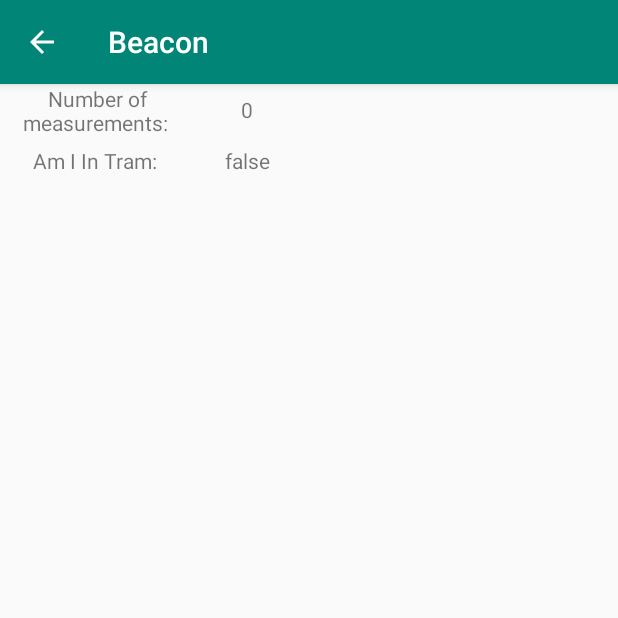
After one commit to PostAdam/TramBeaconApp, an Android app: the TramTravelDetectionActivity screen opened directly, with no data from a screen before it, on a phone screen of 412 x 824 dp, the top half of it. The commit adds this screen. Run offline under Robolectric (Android 15) with nearby library versions, the phone set to English and light mode, and no system bars; 2 statements that could not run were skipped.

Commit message:
added activity for tram travel detection

```diff
--- a/app/src/main/java/com/pp/beacon/MainActivity.java
+++ b/app/src/main/java/com/pp/beacon/MainActivity.java
@@ -75,6 +75,10 @@ public class MainActivity extends AppCompatActivity {
         startActivity(new Intent(this, SensorsActivity.class));
     }
 
+    public void switchActivityToDetection(View view) {
+        startActivity(new Intent(this, TramTravelDetectionActivity.class));
+    }
+
     // endregion
 
     // region Auxiliary Methods
--- /dev/null
+++ b/app/src/main/java/com/pp/beacon/TramTravelDetectionActivity.java
@@ -0,0 +1,265 @@
+package com.pp.beacon;
+
+import android.content.Context;
+import android.content.SharedPreferences;
+import android.content.pm.PackageManager;
+import android.hardware.Sensor;
+import android.hardware.SensorEvent;
+import android.hardware.SensorEventListener;
+import android.hardware.SensorManager;
+import android.location.Location;
+import android.location.LocationListener;
+import android.location.LocationManager;
+import android.net.ConnectivityManager;
+import android.net.NetworkInfo;
+import android.os.AsyncTask;
+import android.os.Bundle;
+import android.os.Handler;
+import android.support.v4.content.ContextCompat;
+import android.support.v7.app.AppCompatActivity;
+import android.util.Log;
+import android.view.MenuItem;
+import android.widget.TextView;
+import android.widget.Toast;
+
+import com.google.gson.Gson;
+import com.google.gson.internal.LinkedTreeMap;
+import com.pp.model.BeaconData;
+import com.pp.model.BeaconToken;
+import com.pp.model.SensorReadingBase;
+import com.pp.retrofit.BeaconTokenService;
+import com.pp.retrofit.RetrofitClientInstance;
+import com.pp.retrofit.SensorsReadingService;
+import com.pp.services.BluetoothService;
+import com.pp.services.FileService;
+
+import java.net.URI;
+import java.sql.Timestamp;
+import java.util.ArrayList;
+import java.util.Date;
+import java.util.List;
+import java.util.Timer;
+import java.util.TimerTask;
+
+import okhttp3.MediaType;
+import okhttp3.RequestBody;
+import retrofit2.Call;
+import retrofit2.Callback;
+import retrofit2.Response;
+
+public class TramTravelDetectionActivity extends AppCompatActivity implements SensorEventListener {
+    // region Privates
+
+    private SensorManager sensorManager;
+
+    private SensorReadingBase sensorReading;
+    private BeaconData beaconData;
+    private TextView postCounterTextView;
+    private TextView amIInTramTextView;
+    private final String raspberryMacAddress = "00:34:DA:42:FC:5F";
+    //    private final String raspberryMacAddress = "CC:94:9A:0F:8F:B1";
+    private int postCounter = 0;
+    private boolean amIInTram = false;
+
+    private static final String JWT_PREFERENCES = "jwtPreferences";
+    private static final String TOKEN_FIELD = "token";
+    private SharedPreferences preferences;
+
+    // endregion
+
+    @Override
+    protected void onCreate(Bundle savedInstanceState) {
+        super.onCreate(savedInstanceState);
+        setContentView(R.layout.activity_tram_travel_detection);
+
+        sensorReading = new SensorReadingBase();
+        preferences = getSharedPreferences(JWT_PREFERENCES, MODE_PRIVATE);
+        postCounterTextView = findViewById(R.id.postCounter);
+        amIInTramTextView = findViewById(R.id.amIInTram);
+        postCounterTextView.setText(String.valueOf(postCounter));
+        amIInTramTextView.setText(String.valueOf(amIInTram));
+
+        BeaconTokenService service = RetrofitClientInstance.getRetrofitInstance().create(BeaconTokenService.class);
+        String token = "Bearer " + preferences.getString(TOKEN_FIELD, "");
+        Call<List<BeaconToken>> call = service.getAllBeaconTokens(token);
+        call.enqueue(new Callback<List<BeaconToken>>() {
+            @Override
+            public void onResponse(Call<List<BeaconToken>> call, Response<List<BeaconToken>> response) {
+                List<BeaconToken> beaconTokens = response.body();
+                URI fileUri = FileService.createAndWriteFile(getApplicationContext().getCacheDir(), "beaconTokens", BeaconToken.tokensToString(beaconTokens));
+                BluetoothService bluetoothService = new BluetoothService(raspberryMacAddress, fileUri);
+            }
+
+            @Override
+            public void onFailure(Call<List<BeaconToken>> call, Throwable t) {
+                Toast.makeText(TramTravelDetectionActivity.this, "Failed to fetch tokens!", Toast.LENGTH_LONG).show();
+            }
+        });
+
+        setUpBackButton();
+        setUpSensors();
+        setUpLocalization();
+
+        try {
+            beaconData = (BeaconData) MainActivity.beaconList.getAdapter().getItem(0);
+        } catch (Exception ex) {
+            Log.e("Beacon", ex.getMessage());
+            beaconData = new BeaconData("No Beacon here", "");
+        }
+
+        if (isNetworkConnectionEnabled()) {
+            callAsynchronousTask();
+        }
+    }
+
+    @Override
+    protected void onStart() {
+        super.onStart();
+    }
+
+    @Override
+    public boolean onOptionsItemSelected(MenuItem item) {
+        int id = item.getItemId();
+
+        if (id == android.R.id.home) {
+            this.finish();
+        }
+
+        return super.onOptionsItemSelected(item);
+    }
+
+    @Override
+    public void onSensorChanged(SensorEvent event) {
+        if (event.sensor.getType() == Sensor.TYPE_ACCELEROMETER) {
+            sensorReading.setAccelerometerValues(event.values);
+        }
+        if (event.sensor.getType() == Sensor.TYPE_GYROSCOPE) {
+            sensorReading.setGyroscopeValues(event.values);
+        }
+    }
+
+    @Override
+    public void onAccuracyChanged(Sensor sensor, int accuracy) {
+    }
+
+    @Override
+    protected void onDestroy() {
+        super.onDestroy();
+        sensorManager.unregisterListener(this);
+    }
+
+    private boolean isNetworkConnectionEnabled() {
+        ConnectivityManager connMgr = (ConnectivityManager)
+                getSystemService(Context.CONNECTIVITY_SERVICE);
+
+        NetworkInfo networkInfo = connMgr.getActiveNetworkInfo();
+        return networkInfo != null && networkInfo.isConnected();
+    }
+
+    private void callAsynchronousTask() {
+        final Handler handler = new Handler();
+        Timer timer = new Timer();
+        TimerTask doAsynchronousTask = new TimerTask() {
+            @Override
+            public void run() {
+                handler.post(new Runnable() {
+                    public void run() {
+                        try {
+                            TramTravelDetectionActivity.HTTPAsyncTask task = new TramTravelDetectionActivity.HTTPAsyncTask();
+                            task.execute();
+                        } catch (Exception e) {
+                            e.printStackTrace();
+                        }
+                    }
+                });
+            }
+        };
+        // TODO: set delay and period
+        timer.schedule(doAsynchronousTask, 3000, 5000); //execute in every 5000 ms
+    }
+
+    private void setUpBackButton() {
+        getSupportActionBar().setDisplayShowHomeEnabled(true);
+        getSupportActionBar().setDisplayHomeAsUpEnabled(true);
+    }
+
+    private void setUpSensors() {
+        sensorManager = (SensorManager) getSystemService(SENSOR_SERVICE);
+        sensorManager.registerListener(this, sensorManager.getDefaultSensor(Sensor.TYPE_ACCELEROMETER), SensorManager.SENSOR_DELAY_NORMAL);
+        sensorManager.registerListener(this, sensorManager.getDefaultSensor(Sensor.TYPE_GYROSCOPE), SensorManager.SENSOR_DELAY_NORMAL);
+    }
+
+    private void setUpLocalization() {
+        LocationManager locationManager;
+        if (ContextCompat.checkSelfPermission(getApplicationContext(), android.Manifest.permission.ACCESS_FINE_LOCATION) != PackageManager.PERMISSION_GRANTED) {
+            return;
+        }
+        try {
+            locationManager = (LocationManager) getApplicationContext().getSystemService(LOCATION_SERVICE);
+            boolean isGPSEnabled = locationManager.isProviderEnabled(LocationManager.GPS_PROVIDER);
+            if (isGPSEnabled) {
+                locationManager.requestLocationUpdates(LocationManager.GPS_PROVIDER, 5000, 1, new TramTravelDetectionActivity.PhoneLocationListener());
+            }
+        } catch (Exception e) {
+            e.printStackTrace();
+        }
+    }
+
+    private class PhoneLocationListener implements LocationListener {
+        @Override
+        public void onLocationChanged(Location loc) {
+            sensorReading.setLatitude(loc.getLatitude());
+            sensorReading.setLongitude(loc.getLongitude());
+        }
+
+        @Override
+        public void onProviderDisabled(String provider) {
+        }
+
+        @Override
+        public void onProviderEnabled(String provider) {
+        }
+
+        @Override
+        public void onStatusChanged(String provider, int status, Bundle extras) {
+        }
+    }
+
+    private class HTTPAsyncTask extends AsyncTask<Void, Void, Void> {
+        @Override
+        protected Void doInBackground(Void... voids) {
+            HttpPostPackage();
+            return null;
+        }
+    }
+
+    private void HttpPostPackage() {
+        sensorReading.setNearestBeaconId(beaconData.getBeaconId());
+        sensorReading.setTimeStamp(new Timestamp(new Date().getTime()));
+        ArrayList<SensorReadingBase> readings = new ArrayList<>();
+        readings.add(sensorReading);
+
+        String json = new Gson().toJson(readings);
+        RequestBody body = RequestBody.create(MediaType.parse("application/json; charset=utf-8"), json);
+        SensorsReadingService service = RetrofitClientInstance.getRetrofitInstance().create(SensorsReadingService.class);
+        String token = "Bearer " + preferences.getString(TOKEN_FIELD, "");
+        Call<Object> call = service.amIInTram(body, token);
+        call.enqueue(new Callback<Object>() {
+            @Override
+            public void onResponse(Call<Object> call, Response<Object> response) {
+                if (response.code() == 200) {
+                    amIInTram = ((LinkedTreeMap<String, Boolean>) (response.body())).get("amIInTram");
+                    postCounterTextView.setText(String.valueOf(++postCounter));
+                    amIInTramTextView.setText(String.valueOf(amIInTram));
+                } else {
+                    Toast.makeText(TramTravelDetectionActivity.this, "Failed while sending readings with error code " + response.code(), Toast.LENGTH_LONG).show();
+                }
+            }
+
+            @Override
+            public void onFailure(Call<Object> call, Throwable t) {
+                Toast.makeText(TramTravelDetectionActivity.this, "Failed while sending readings", Toast.LENGTH_LONG).show();
+            }
+        });
+    }
+}
--- /dev/null
+++ b/app/src/main/java/com/pp/model/SensorReadingBase.java
@@ -0,0 +1,92 @@
+package com.pp.model;
+
+import java.io.Serializable;
+import java.sql.Timestamp;
+
+import lombok.Getter;
+
+@Getter
+public class SensorReadingBase implements Serializable {
+    protected String NearestBeaconId;
+    private Timestamp timeStamp;
+    protected double aX;
+    protected double aY;
+    protected double aZ;
+    protected String accelerometerUnit = "m/s^2";
+    protected double gX;
+    protected double gY;
+    protected double gZ;
+    protected String GyroscopeUnit = "rad/s";
+    protected double latitude;
+    protected double longitude;
+    protected String locationUnit = "dd";
+
+    public void setNearestBeaconId(String nearestBeaconId) {
+        NearestBeaconId = nearestBeaconId;
+    }
+
+    public void setaX(double aX) {
+        this.aX = formatDouble(aX);
+    }
+
+    public void setaY(double aY) {
+        this.aY = formatDouble(aY);
+    }
+
+    public void setaZ(double aZ) {
+        this.aZ = formatDouble(aZ);
+    }
+
+    public void setAccelerometerValues(float[] accelerometerValues) {
+        this.aX = accelerometerValues[0];
+        this.aY = accelerometerValues[1];
+        this.aZ = accelerometerValues[2];
+    }
+
+    public void setAccelerometerUnit(String accelerometerUnit) {
+        this.accelerometerUnit = accelerometerUnit;
+    }
+
+    public void setgX(double gX) {
+        this.gX = formatDouble(gX);
+    }
+
+    public void setgY(double gY) {
+        this.gY = formatDouble(gY);
+    }
+
+    public void setgZ(double gZ) {
+        this.gZ = formatDouble(gZ);
+    }
+
+    public void setGyroscopeValues(float[] gyroscopeValues) {
+        this.gX = gyroscopeValues[0];
+        this.gY = gyroscopeValues[1];
+        this.gZ = gyroscopeValues[2];
+    }
+
+    public void setGyroscopeUnit(String gyroscopeUnit) {
+        GyroscopeUnit = gyroscopeUnit;
+    }
+
+    public void setLatitude(double latitude) {
+        this.latitude = formatDouble(latitude);
+    }
+
+    public void setLongitude(double longitude) {
+        this.longitude = formatDouble(longitude);
+    }
+
+    public void setLocationUnit(String locationUnit) {
+        this.locationUnit = locationUnit;
+    }
+
+    public void setTimeStamp(Timestamp timeStamp) {
+        this.timeStamp = timeStamp;
+    }
+
+    protected double formatDouble(double number) {
+        String formattedString = Double.toString(number).replace(",", ".");
+        return Double.valueOf(formattedString);
+    }
+}
--- a/app/src/main/java/com/pp/retrofit/SensorsReadingService.java
+++ b/app/src/main/java/com/pp/retrofit/SensorsReadingService.java
@@ -9,4 +9,6 @@ import retrofit2.http.POST;
 public interface SensorsReadingService {
     @POST("sensorreadings/multiple-new")
     Call<Void> postMultipleReadings(@Body RequestBody params, @Header("Authorization") String token);
+    @POST("sensorreadings/amiintram")
+    Call<Object> amIInTram(@Body RequestBody params, @Header("Authorization") String token);
 }
--- /dev/null
+++ b/app/src/main/res/layout/activity_tram_travel_detection.xml
@@ -0,0 +1,40 @@
+<?xml version="1.0" encoding="utf-8"?>
+<RelativeLayout xmlns:android="http://schemas.android.com/apk/res/android"
+    xmlns:app="http://schemas.android.com/apk/res-auto"
+    xmlns:tools="http://schemas.android.com/tools"
+    android:layout_width="match_parent"
+    android:layout_height="match_parent"
+    tools:context=".TramTravelDetectionActivity">
+
+    <TextView
+        android:id="@+id/PostCounter"
+        android:layout_width="130dp"
+        android:layout_height="34dp"
+        android:gravity="center"
+        android:text="Number of measurements: " />
+
+    <TextView
+        android:id="@+id/postCounter"
+        android:layout_width="70dp"
+        android:layout_height="34dp"
+        android:layout_marginStart="0dp"
+        android:layout_toEndOf="@+id/PostCounter"
+        android:gravity="center" />
+
+    <TextView
+        android:id="@+id/AmIInTram"
+        android:layout_width="130dp"
+        android:layout_height="34dp"
+        android:layout_below="@+id/PostCounter"
+        android:gravity="center"
+        android:text="Am I In Tram: " />
+
+    <TextView
+        android:id="@+id/amIInTram"
+        android:layout_width="70dp"
+        android:layout_height="34dp"
+        android:layout_below="@+id/PostCounter"
+        android:layout_marginStart="0dp"
+        android:layout_toEndOf="@+id/AmIInTram"
+        android:gravity="center" />
+</RelativeLayout>
```
Also changed, not shown: app/src/main/AndroidManifest.xml (+5 -4 lines), app/src/main/java/com/pp/model/SensorReading.java (+1 -74 lines), app/src/main/res/layout/activity_main.xml (+11 -0 lines).
